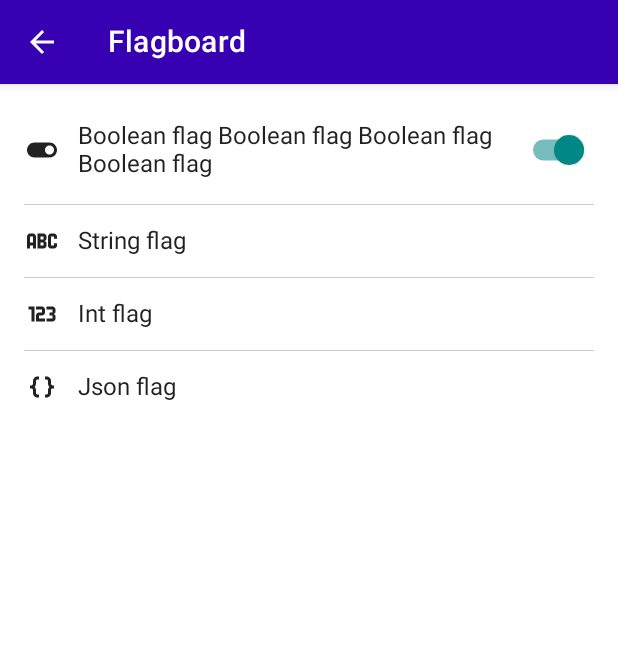
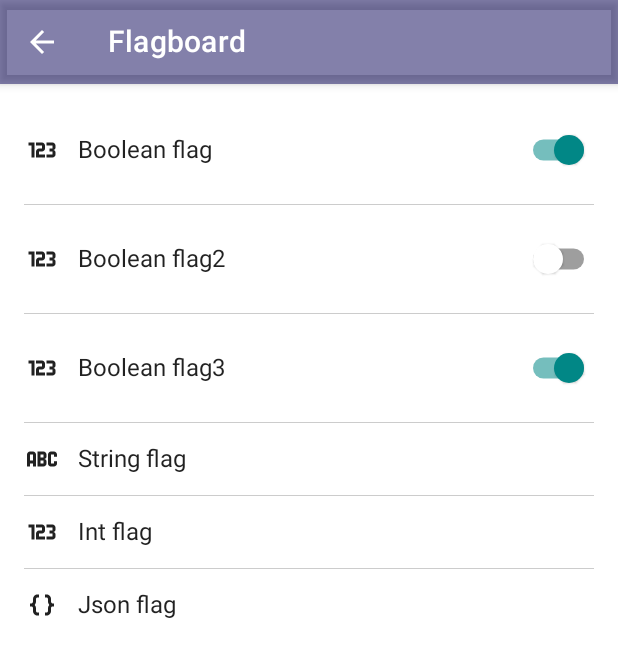
Before and after one commit to GrinGraz/flagboard-android, an Android app built with Jetpack Compose: the composable Greeting called with empty values, after a tap on "Hello", on a phone screen of 412 x 824 dp. Shown: the top 657 px of the screen. Run offline under Robolectric (Android 15) with nearby library versions, the phone set to English and light mode, and no system bars.

Commit message:
Added simple persistance

```diff
--- a/app/src/main/java/cl/gringraz/flagboard/MainActivity.kt
+++ b/app/src/main/java/cl/gringraz/flagboard/MainActivity.kt
@@ -21,7 +21,6 @@ class MainActivity : ComponentActivity() {
         super.onCreate(savedInstanceState)
         setContent {
             FlagboardTheme {
-                // A surface container using the 'background' color from the theme
                 Surface(modifier = Modifier.fillMaxSize(), color = MaterialTheme.colors.background) {
                     Greeting("Android")
                 }
@@ -33,10 +32,13 @@ class MainActivity : ComponentActivity() {
 @Composable
 fun Greeting(name: String) {
     val context = LocalContext.current
-    val map = mapOf("Boolean flag Boolean flag Boolean flag Boolean flag" to true,
-        "String flag" to "hello", "Int" +
-                " flag"
-                to 1, "Json flag" to "{\"key\":\"value\"}")
+    val map = mapOf(
+        "Boolean flag" to true,
+        "Boolean flag2" to false,
+        "Boolean flag3" to true,
+        "String flag" to "hello",
+        "Int flag" to 1,
+        "Json flag" to "{\"key\":\"value\"}")
     FlagBoard.init(featureFlagsMap = map)
 
     Text(text = "Hello $name", modifier = Modifier.clickable {
--- a/flagboard-android/src/main/java/cl/gringraz/flagboard_android/FlagBoard.kt
+++ b/flagboard-android/src/main/java/cl/gringraz/flagboard_android/FlagBoard.kt
@@ -1,41 +1,26 @@
 package cl.gringraz.flagboard_android
 
 import android.content.Context
+import android.content.SharedPreferences
 import androidx.annotation.NonNull
+import cl.gringraz.flagboard_android.data.models.FeatureFlag
+import cl.gringraz.flagboard_android.data.models.Key
+import cl.gringraz.flagboard_android.data.models.Param
 import org.json.JSONObject
 
-@JvmInline
-internal value class Key(val value: String)
-internal data class Param<T>(val key: Key, val value: T)
+object FlagBoard {
 
-//enum class Env {
-//    REMOTE,
-//    LOCAL,
-//}
+    internal enum class FlagBoardState {
+        INITIALIZED,
+        NOT_INITIALIZED,
+        UNKNOWN,
+    }
 
-internal sealed interface FeatureFlag {
-    @JvmInline
-    value class IntFlag(val param: Param<kotlin.Int>) : FeatureFlag
-
-    @JvmInline
-    value class JsonFlag(val param: Param<JSONObject>) : FeatureFlag
-
-    @JvmInline
-    value class StringFlag(val param: Param<String>) : FeatureFlag
-
-    @JvmInline
-    value class BooleanFlag(val param: Param<Boolean>) : FeatureFlag
-
-    @JvmInline
-    value class UnknownFlag(val param: Param<Class<*>>) : FeatureFlag
-}
-
-object FlagBoard {
     internal var flagBoardState: FlagBoardState = FlagBoardState.NOT_INITIALIZED
     /*internal var env: Env = Env.LOCAL*/
 
-    internal var featureFlags: kotlin.collections.List<FeatureFlag> = emptyList()
-    internal var thisFeatureFlagsMap: kotlin.collections.MutableMap<String, Any>? = null
+    internal var featureFlags: List<FeatureFlag> = emptyList()
+    internal var thisFeatureFlagsMap: MutableMap<String, Any>? = null
 
     fun init(/*env: Env = Env.LOCAL, */@NonNull featureFlagsMap: Map<String, Any>): FlagBoard {
         println("FlagBoard is initializing")
@@ -64,9 +49,10 @@ object FlagBoard {
 //        return this
 //    }
 
-    fun getFeatureFlag(key: String) = thisFeatureFlagsMap?.get(key)//[key]
+    fun getFeatureFlag(key: String) = thisFeatureFlagsMap?.get(key)
 
     fun open(@NonNull context: Context) {
+        loadData(context)
         when (flagBoardState) {
             FlagBoardState.INITIALIZED     -> {
                 FlagBoardActivity.openFlagBoard(context)
@@ -106,9 +92,18 @@ object FlagBoard {
         else                      -> FeatureFlag.StringFlag(param = param)
     }
 
-    internal enum class FlagBoardState {
-        INITIALIZED,
-        NOT_INITIALIZED,
-        UNKNOWN,
+    private fun loadData(context: Context) {
+        val sharedPreferences: SharedPreferences = context.getSharedPreferences("flagboard",
+            Context.MODE_PRIVATE)
+
+        if (sharedPreferences.all.isEmpty()) {
+            thisFeatureFlagsMap?.entries?.forEach { entry ->
+                if (entry.value is Boolean) {
+                    sharedPreferences.edit().putBoolean(entry.key, entry.value as Boolean).apply()
+                }
+            }
+        } else {
+            thisFeatureFlagsMap = sharedPreferences.all as MutableMap<String, Any>?
+        }
     }
 }
--- a/flagboard-android/src/main/java/cl/gringraz/flagboard_android/composables.kt
+++ b/flagboard-android/src/main/java/cl/gringraz/flagboard_android/composables.kt
@@ -4,10 +4,11 @@ import android.content.Context
 import android.widget.Toast
 import androidx.activity.ComponentActivity
 import androidx.compose.foundation.clickable
-import androidx.compose.foundation.isSystemInDarkTheme
-import androidx.compose.foundation.layout.*
+import androidx.compose.foundation.layout.PaddingValues
+import androidx.compose.foundation.layout.Row
+import androidx.compose.foundation.layout.fillMaxWidth
+import androidx.compose.foundation.layout.padding
 import androidx.compose.foundation.lazy.LazyColumn
-import androidx.compose.foundation.lazy.items
 import androidx.compose.foundation.lazy.itemsIndexed
 import androidx.compose.material.*
 import androidx.compose.material.icons.Icons
@@ -20,19 +21,16 @@ import androidx.compose.ui.Modifier
 import androidx.compose.ui.graphics.Color
 import androidx.compose.ui.platform.LocalContext
 import androidx.compose.ui.res.painterResource
-import androidx.compose.ui.text.style.TextAlign
-import androidx.compose.ui.tooling.preview.Preview
-import androidx.compose.ui.unit.TextUnit
 import androidx.compose.ui.unit.dp
 import androidx.compose.ui.unit.sp
-import cl.gringraz.flagboard_android.ui.theme.Purple200
-import cl.gringraz.flagboard_android.ui.theme.Purple700
+import cl.gringraz.flagboard_android.data.models.FeatureFlag
+import cl.gringraz.flagboard_android.data.models.Param
 import org.json.JSONObject
 
 @Composable
 fun MyTopBar(context: Context) {
     TopAppBar(
-        backgroundColor = Purple700,
+        backgroundColor = Color(com.google.android.material.R.color.design_default_color_primary),
         contentColor = Color.White,
         title = { Text(text = "Flagboard") },
         navigationIcon = {
@@ -41,29 +39,6 @@ fun MyTopBar(context: Context) {
             }
         }
     )
-}
-
-@Suppress("UNCHECKED_CAST")
-@Composable
-internal fun ItemRow(modifier: Modifier = Modifier, param: Param<*>, onRowClick: () -> Unit = {}) {
-    val rowModifier = modifier
-        .fillMaxWidth()
-        .clickable(onClick = onRowClick)
-        .padding(PaddingValues(vertical = 12.dp))
-    Row(modifier = rowModifier, verticalAlignment = Alignment.CenterVertically) {
-        Icon(painter = painterResource(id = getIcon(param)), contentDescription = null)
-        Text(text = param.key.value, fontSize = 16.sp, modifier = Modifier
-            .weight(1f)
-            .padding(start = 12.dp))
-        if ((param.value as? Boolean) != null) {
-            val checkedState = remember { mutableStateOf(param.value) }
-            Switch(checked = checkedState.value, onCheckedChange
-            = {
-                checkedState.value = it
-                FlagBoard.thisFeatureFlagsMap?.set(param.key.value, it)
-            })
-        }
-    }
 }
 
 @Composable
@@ -76,45 +51,67 @@ fun FlagList() {
         itemsIndexed(items = items) { index, item ->
             when (item) {
                 is FeatureFlag.BooleanFlag -> ItemRow(param = item.param)
-                is FeatureFlag.IntFlag     -> ItemRow(param = item.param) { Toast.makeText(
-                    context, "${item.param.value}", Toast.LENGTH_SHORT).show() }
-                is FeatureFlag.JsonFlag    -> ItemRow(param = item.param) { Toast.makeText(
-                    context, "${item.param.value}", Toast.LENGTH_SHORT).show() }
-                is FeatureFlag.StringFlag  -> ItemRow(param = item.param) { Toast.makeText(
-                    context, item.param.value, Toast.LENGTH_SHORT).show() }
-                is FeatureFlag.UnknownFlag -> ItemRow(param = item.param) { Toast.makeText(
-                    context, "${item.param.value}", Toast.LENGTH_SHORT).show() }
+                is FeatureFlag.IntFlag     -> ItemRow(param = item.param) {
+                    Toast.makeText(
+                        context, "${item.param.value}", Toast.LENGTH_SHORT).show()
+                }
+                is FeatureFlag.JsonFlag    -> ItemRow(param = item.param) {
+                    Toast.makeText(
+                        context, "${item.param.value}", Toast.LENGTH_SHORT).show()
+                }
+                is FeatureFlag.StringFlag  -> ItemRow(param = item.param) {
+                    Toast.makeText(
+                        context, item.param.value, Toast.LENGTH_SHORT).show()
+                }
+                is FeatureFlag.UnknownFlag -> ItemRow(param = item.param) {
+                    Toast.makeText(
+                        context, "${item.param.value}", Toast.LENGTH_SHORT).show()
+                }
             }
             if (index < items.lastIndex) Divider(color = Color.LightGray, thickness = 0.5.dp)
         }
     }
 }
 
-internal fun getIcon(param: Param<*>): Int {
-    return when(param.value) {
-        is Boolean -> R.drawable.ic_boolean
-        is String -> R.drawable.ic_abc
-        is Int -> R.drawable.ic_number
-        is JSONObject -> R.drawable.ic_json
-        else -> R.drawable.ic_number
+@Suppress("UNCHECKED_CAST")
+@Composable
+internal fun ItemRow(modifier: Modifier = Modifier, param: Param<*>, onRowClick: () -> Unit = {}) {
+    val rowModifier = modifier
+        .fillMaxWidth()
+        .clickable(onClick = onRowClick)
+        .padding(PaddingValues(vertical = 12.dp))
+    Row(modifier = rowModifier, verticalAlignment = Alignment.CenterVertically) {
+        AddIcon(param = param)
+        Text(text = param.key.value, fontSize = 16.sp, modifier = Modifier
+            .weight(1f)
+            .padding(start = 12.dp))
+        if ((param.value as? Boolean) != null) {
+            AddSwitch(param = param as Param<Boolean>)
+        }
     }
 }
 
-private fun mToast(context: Context, text: String) {
-    Toast.makeText(context, text, Toast.LENGTH_SHORT).show()
-}
-
-@Preview(showBackground = true)
 @Composable
-fun RowBooleanPreview() {
-    val context = LocalContext.current
-    ItemRow(param = Param(Key(value = "This is a feature flag key"), "value"), onRowClick = {
-        mToast(context, "Show value")
+private fun AddSwitch(param: Param<Boolean>) {
+    val pref = LocalContext.current.getSharedPreferences("flagboard", Context.MODE_PRIVATE)
+    val checkedState = remember { mutableStateOf(param.value) }
+    Switch(checked = checkedState.value, onCheckedChange
+    = {
+        checkedState.value = it
+        pref.edit().putBoolean(param.key.value, it).apply()
+        FlagBoard.thisFeatureFlagsMap?.set(param.key.value, it)
     })
 }
 
-@Preview(showBackground = true)
 @Composable
-fun RowBooleanPreview2() {
-    ItemRow(param = Param(Key(value = "This is a feature flag keyThis is a feature flag keyThis is a feature flag key"), true))
+private fun AddIcon(param: Param<*>) {
+    val icon = when (param.value) {
+        is Boolean    -> R.drawable.ic_number
+        is String     -> R.drawable.ic_abc
+        is Int        -> R.drawable.ic_number
+        is JSONObject -> R.drawable.ic_json
+        else          -> R.drawable.ic_number
+    }
+
+    Icon(painter = painterResource(id = icon), contentDescription = null)
 }
--- /dev/null
+++ b/flagboard-android/src/main/java/cl/gringraz/flagboard_android/data/models/models.kt
@@ -0,0 +1,29 @@
+package cl.gringraz.flagboard_android.data.models
+
+import org.json.JSONObject
+
+@JvmInline
+internal value class Key(val value: String)
+internal data class Param<T>(val key: Key, val value: T)
+
+//enum class Env {
+//    REMOTE,
+//    LOCAL,
+//}
+
+internal sealed interface FeatureFlag {
+    @JvmInline
+    value class IntFlag(val param: Param<Int>) : FeatureFlag
+
+    @JvmInline
+    value class JsonFlag(val param: Param<JSONObject>) : FeatureFlag
+
+    @JvmInline
+    value class StringFlag(val param: Param<String>) : FeatureFlag
+
+    @JvmInline
+    value class BooleanFlag(val param: Param<Boolean>) : FeatureFlag
+
+    @JvmInline
+    value class UnknownFlag(val param: Param<Class<*>>) : FeatureFlag
+}
```
Also changed, not shown: flagboard-android/src/main/java/cl/gringraz/flagboard_android/FlagBoardActivity.kt (+1 -25 lines), flagboard-android/src/main/java/cl/gringraz/flagboard_android/previews/previews.kt (added, +40 -0 lines).
